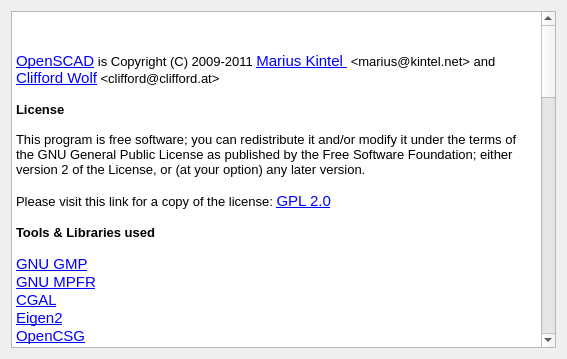
Above: src/AboutDialog.ui from openscad/openscad before the change. Below: the same form after it.
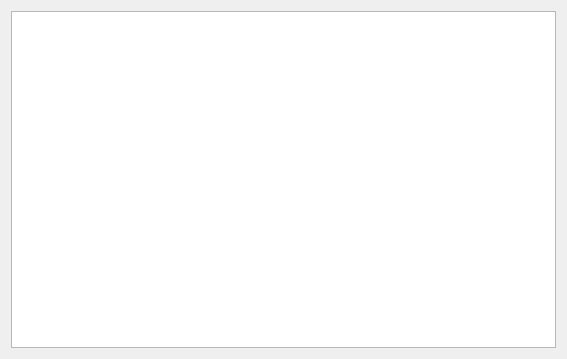
That is the form after the change. Icons and pictures are not drawn.

Commit message: Extracted the about box contents to an external file for easier editing

What changed in the file:
```diff
--- a/src/AboutDialog.ui
+++ b/src/AboutDialog.ui
@@ -19,84 +19,10 @@
      <property name="readOnly">
       <bool>true</bool>
      </property>
-     <property name="html">
-      <string>&lt;!DOCTYPE HTML PUBLIC &quot;-//W3C//DTD HTML 4.0//EN&quot; &quot;http://www.w3.org/TR/REC-html40/strict.dtd&quot;&gt;
-&lt;html&gt;&lt;head&gt;&lt;meta name=&quot;qrichtext&quot; content=&quot;1&quot; /&gt;&lt;style type=&quot;text/css&quot;&gt;
-p, li { white-space: pre-wrap; }
-&lt;/style&gt;&lt;/head&gt;&lt;body style=&quot; font-family:'Ubuntu'; font-size:11pt; font-weight:400; font-style:normal;&quot;&gt;
-&lt;p style=&quot; margin-top:0px; margin-bottom:0px; margin-left:0px; margin-right:0px; -qt-block-indent:0; text-indent:0px;&quot;&gt;&lt;a href=&quot;https://flattr.com/submit/auto?user_id=openscad&amp;amp;url=http://openscad.org&amp;amp;title=OpenSCAD&amp;amp;language=&amp;amp;tags=github&amp;amp;category=software&quot;&gt;&lt;img src=&quot;:icons/flattr.png&quot; /&gt;&lt;/a&gt;&lt;/p&gt;
-&lt;p align=&quot;right&quot; style=&quot;-qt-paragraph-type:empty; margin-top:0px; margin-bottom:0px; margin-left:0px; margin-right:0px; -qt-block-indent:0; text-indent:0px;&quot;&gt;&lt;br /&gt;&lt;/p&gt;
-&lt;p style=&quot; margin-top:0px; margin-bottom:0px; margin-left:0px; margin-right:0px; -qt-block-indent:0; text-indent:0px;&quot;&gt;&lt;a href=&quot;http://www.openscad.org&quot;&gt;&lt;span style=&quot; text-decoration: underline; color:#0000ff;&quot;&gt;OpenSCAD&lt;/span&gt;&lt;/a&gt;&lt;span style=&quot; font-family:'Lucida Grande'; font-size:10pt;&quot;&gt; is Copyright (C) 2009-2011 &lt;/span&gt;&lt;a href=&quot;https://github.com/kintel&quot;&gt;&lt;span style=&quot; text-decoration: underline; color:#0000ff;&quot;&gt;Marius Kintel &lt;/span&gt;&lt;/a&gt;&lt;span style=&quot; font-family:'Lucida Grande'; font-size:10pt;&quot;&gt; &amp;lt;marius@kintel.net&amp;gt; and &lt;/span&gt;&lt;a href=&quot;http://clifford.at&quot;&gt;&lt;span style=&quot; text-decoration: underline; color:#0000ff;&quot;&gt;Clifford Wolf&lt;/span&gt;&lt;/a&gt;&lt;span style=&quot; font-family:'Lucida Grande'; font-size:10pt;&quot;&gt; &amp;lt;clifford@clifford.at&amp;gt;&lt;/span&gt;&lt;/p&gt;
-&lt;p style=&quot;-qt-paragraph-type:empty; margin-top:0px; margin-bottom:0px; margin-left:0px; margin-right:0px; -qt-block-indent:0; text-indent:0px; font-family:'Lucida Grande'; font-size:10pt;&quot;&gt;&lt;br /&gt;&lt;/p&gt;
-&lt;p style=&quot; margin-top:0px; margin-bottom:0px; margin-left:0px; margin-right:0px; -qt-block-indent:0; text-indent:0px;&quot;&gt;&lt;span style=&quot; font-family:'Lucida Grande'; font-size:10pt; font-weight:600;&quot;&gt;License&lt;/span&gt;&lt;/p&gt;
-&lt;p style=&quot;-qt-paragraph-type:empty; margin-top:0px; margin-bottom:0px; margin-left:0px; margin-right:0px; -qt-block-indent:0; text-indent:0px; font-family:'Lucida Grande'; font-size:10pt; font-weight:600;&quot;&gt;&lt;br /&gt;&lt;/p&gt;
-&lt;p style=&quot; margin-top:0px; margin-bottom:0px; margin-left:0px; margin-right:0px; -qt-block-indent:0; text-indent:0px;&quot;&gt;&lt;span style=&quot; font-family:'Lucida Grande'; font-size:10pt;&quot;&gt;This program is free software; you can redistribute it and/or modify it under the terms of the GNU General Public License as published by the Free Software Foundation; either version 2 of the License, or (at your option) any later version.&lt;/span&gt;&lt;/p&gt;
-&lt;p style=&quot;-qt-paragraph-type:empty; margin-top:0px; margin-bottom:0px; margin-left:0px; margin-right:0px; -qt-block-indent:0; text-indent:0px; font-family:'Lucida Grande'; font-size:10pt;&quot;&gt;&lt;br /&gt;&lt;/p&gt;
-&lt;p style=&quot; margin-top:0px; margin-bottom:0px; margin-left:0px; margin-right:0px; -qt-block-indent:0; text-indent:0px;&quot;&gt;&lt;span style=&quot; font-family:'Lucida Grande'; font-size:10pt;&quot;&gt;Please visit this link for a copy of the license: &lt;/span&gt;&lt;a href=&quot;http://www.gnu.org/licenses/gpl-2.0.html&quot;&gt;&lt;span style=&quot; text-decoration: underline; color:#0000ff;&quot;&gt;GPL 2.0&lt;/span&gt;&lt;/a&gt;&lt;/p&gt;
-&lt;p style=&quot;-qt-paragraph-type:empty; margin-top:0px; margin-bottom:0px; margin-left:0px; margin-right:0px; -qt-block-indent:0; text-indent:0px; font-family:'Lucida Grande'; font-size:10pt;&quot;&gt;&lt;br /&gt;&lt;/p&gt;
-&lt;p style=&quot; margin-top:0px; margin-bottom:0px; margin-left:0px; margin-right:0px; -qt-block-indent:0; text-indent:0px;&quot;&gt;&lt;span style=&quot; font-family:'Lucida Grande'; font-size:10pt; font-weight:600;&quot;&gt;Tools &amp;amp; Libraries used&lt;/span&gt;&lt;/p&gt;
-&lt;p style=&quot;-qt-paragraph-type:empty; margin-top:0px; margin-bottom:0px; margin-left:0px; margin-right:0px; -qt-block-indent:0; text-indent:0px; font-family:'Lucida Grande'; font-size:10pt; font-weight:600;&quot;&gt;&lt;br /&gt;&lt;/p&gt;
-&lt;p style=&quot; margin-top:0px; margin-bottom:0px; margin-left:0px; margin-right:0px; -qt-block-indent:0; text-indent:0px;&quot;&gt;&lt;a href=&quot;http://gmplib.org/&quot;&gt;&lt;span style=&quot; text-decoration: underline; color:#0000ff;&quot;&gt;GNU GMP&lt;/span&gt;&lt;/a&gt;&lt;/p&gt;
-&lt;p style=&quot; margin-top:0px; margin-bottom:0px; margin-left:0px; margin-right:0px; -qt-block-indent:0; text-indent:0px;&quot;&gt;&lt;a href=&quot;http://www.mpfr.org/&quot;&gt;&lt;span style=&quot; text-decoration: underline; color:#0000ff;&quot;&gt;GNU MPFR&lt;/span&gt;&lt;/a&gt;&lt;/p&gt;
-&lt;p style=&quot; margin-top:0px; margin-bottom:0px; margin-left:0px; margin-right:0px; -qt-block-indent:0; text-indent:0px;&quot;&gt;&lt;a href=&quot;http://www.cgal.org&quot;&gt;&lt;span style=&quot; text-decoration: underline; color:#0000ff;&quot;&gt;CGAL&lt;/span&gt;&lt;/a&gt;&lt;/p&gt;
-&lt;p style=&quot; margin-top:0px; margin-bottom:0px; margin-left:0px; margin-right:0px; -qt-block-indent:0; text-indent:0px;&quot;&gt;&lt;a href=&quot;http://eigen.tuxfamily.org&quot;&gt;&lt;span style=&quot; text-decoration: underline; color:#0000ff;&quot;&gt;Eigen2&lt;/span&gt;&lt;/a&gt;&lt;/p&gt;
-&lt;p style=&quot; margin-top:0px; margin-bottom:0px; margin-left:0px; margin-right:0px; -qt-block-indent:0; text-indent:0px;&quot;&gt;&lt;a href=&quot;http://www.opencsg.org&quot;&gt;&lt;span style=&quot; text-decoration: underline; color:#0000ff;&quot;&gt;OpenCSG&lt;/span&gt;&lt;/a&gt;&lt;/p&gt;
-&lt;p style=&quot; margin-top:0px; margin-bottom:0px; margin-left:0px; margin-right:0px; -qt-block-indent:0; text-indent:0px;&quot;&gt;&lt;a href=&quot;http://www.opengl.org/&quot;&gt;&lt;span style=&quot; text-decoration: underline; color:#0000ff;&quot;&gt;OpenGL&lt;/span&gt;&lt;/a&gt;&lt;/p&gt;
-&lt;p style=&quot; margin-top:0px; margin-bottom:0px; margin-left:0px; margin-right:0px; -qt-block-indent:0; text-indent:0px;&quot;&gt;&lt;a href=&quot;http://glew.sourceforge.net&quot;&gt;&lt;span style=&quot; text-decoration: underline; color:#0000ff;&quot;&gt;GLEW&lt;/span&gt;&lt;/a&gt;&lt;/p&gt;
-&lt;p style=&quot; margin-top:0px; margin-bottom:0px; margin-left:0px; margin-right:0px; -qt-block-indent:0; text-indent:0px;&quot;&gt;&lt;a href=&quot;http://qt.nokia.com&quot;&gt;&lt;span style=&quot; text-decoration: underline; color:#0000ff;&quot;&gt;Qt Toolkit&lt;/span&gt;&lt;/a&gt;&lt;/p&gt;
-&lt;p style=&quot; margin-top:0px; margin-bottom:0px; margin-left:0px; margin-right:0px; -qt-block-indent:0; text-indent:0px;&quot;&gt;&lt;a href=&quot;http://www.boost.org&quot;&gt;&lt;span style=&quot; text-decoration: underline; color:#0000ff;&quot;&gt;Boost&lt;/span&gt;&lt;/a&gt;&lt;/p&gt;
-&lt;p style=&quot; margin-top:0px; margin-bottom:0px; margin-left:0px; margin-right:0px; -qt-block-indent:0; text-indent:0px;&quot;&gt;&lt;a href=&quot;http://www.gnu.org/software/bison/&quot;&gt;&lt;span style=&quot; text-decoration: underline; color:#0000ff;&quot;&gt;Bison&lt;/span&gt;&lt;/a&gt;&lt;/p&gt;
-&lt;p style=&quot; margin-top:0px; margin-bottom:0px; margin-left:0px; margin-right:0px; -qt-block-indent:0; text-indent:0px;&quot;&gt;&lt;a href=&quot;http://flex.sourceforge.net/&quot;&gt;&lt;span style=&quot; text-decoration: underline; color:#0000ff;&quot;&gt;Flex&lt;/span&gt;&lt;/a&gt;&lt;/p&gt;
-&lt;p style=&quot; margin-top:0px; margin-bottom:0px; margin-left:0px; margin-right:0px; -qt-block-indent:0; text-indent:0px;&quot;&gt;&lt;a href=&quot;http://www.cmake.org&quot;&gt;&lt;span style=&quot; text-decoration: underline; color:#0000ff;&quot;&gt;CMake&lt;/span&gt;&lt;/a&gt;&lt;/p&gt;
-&lt;p style=&quot; margin-top:0px; margin-bottom:0px; margin-left:0px; margin-right:0px; -qt-block-indent:0; text-indent:0px;&quot;&gt;&lt;a href=&quot;http://lodev.org/lodepng/&quot;&gt;&lt;span style=&quot; text-decoration: underline; color:#0000ff;&quot;&gt;LodePNG&lt;/span&gt;&lt;/a&gt;&lt;/p&gt;
-&lt;p style=&quot; margin-top:0px; margin-bottom:0px; margin-left:0px; margin-right:0px; -qt-block-indent:0; text-indent:0px;&quot;&gt;&lt;a href=&quot;http://www.mingw.org/&quot;&gt;&lt;span style=&quot; text-decoration: underline; color:#0000ff;&quot;&gt;MingW&lt;/span&gt;&lt;/a&gt;&lt;/p&gt;
-&lt;p style=&quot; margin-top:0px; margin-bottom:0px; margin-left:0px; margin-right:0px; -qt-block-indent:0; text-indent:0px;&quot;&gt;&lt;a href=&quot;http://www.mxe.cc&quot;&gt;&lt;span style=&quot; text-decoration: underline; color:#0000ff;&quot;&gt;MXE&lt;/span&gt;&lt;/a&gt;&lt;/p&gt;
-&lt;p style=&quot; margin-top:0px; margin-bottom:0px; margin-left:0px; margin-right:0px; -qt-block-indent:0; text-indent:0px;&quot;&gt;&lt;a href=&quot;http://www.linux.org&quot;&gt;&lt;span style=&quot; text-decoration: underline; color:#0000ff;&quot;&gt;Linux&lt;/span&gt;&lt;/a&gt;&lt;/p&gt;
-&lt;p style=&quot; margin-top:0px; margin-bottom:0px; margin-left:0px; margin-right:0px; -qt-block-indent:0; text-indent:0px;&quot;&gt;&lt;a href=&quot;http://www.apple.com/osx/&quot;&gt;&lt;span style=&quot; text-decoration: underline; color:#0000ff;&quot;&gt;Mac OSX&lt;/span&gt;&lt;/a&gt;&lt;/p&gt;
-&lt;p style=&quot; margin-top:0px; margin-bottom:0px; margin-left:0px; margin-right:0px; -qt-block-indent:0; text-indent:0px;&quot;&gt;&lt;a href=&quot;http://www.stroustrup.com/C++.html&quot;&gt;&lt;span style=&quot; text-decoration: underline; color:#0000ff;&quot;&gt;C++&lt;/span&gt;&lt;/a&gt;&lt;span style=&quot; font-family:'Lucida Grande'; font-size:10pt; font-weight:600;&quot;&gt;, &lt;/span&gt;&lt;a href=&quot;http://gcc.gnu.org/&quot;&gt;&lt;span style=&quot; text-decoration: underline; color:#0000ff;&quot;&gt;GCC&lt;/span&gt;&lt;/a&gt;&lt;span style=&quot; font-family:'Lucida Grande'; font-size:10pt; font-weight:600;&quot;&gt;, &lt;/span&gt;&lt;a href=&quot;http://clang.llvm.org/&quot;&gt;&lt;span style=&quot; text-decoration: underline; color:#0000ff;&quot;&gt;clang&lt;/span&gt;&lt;/a&gt;&lt;/p&gt;
-&lt;p style=&quot; margin-top:0px; margin-bottom:0px; margin-left:0px; margin-right:0px; -qt-block-indent:0; text-indent:0px;&quot;&gt;&lt;a href=&quot;http://www.python.org&quot;&gt;&lt;span style=&quot; text-decoration: underline; color:#0000ff;&quot;&gt;python&lt;/span&gt;&lt;/a&gt;&lt;/p&gt;
-&lt;p style=&quot; margin-top:0px; margin-bottom:0px; margin-left:0px; margin-right:0px; -qt-block-indent:0; text-indent:0px;&quot;&gt;&lt;a href=&quot;http://nsis.sourceforge.net/Main_Page&quot;&gt;&lt;span style=&quot; text-decoration: underline; color:#0000ff;&quot;&gt;Nullsoft installer&lt;/span&gt;&lt;/a&gt;&lt;/p&gt;
-&lt;p style=&quot;-qt-paragraph-type:empty; margin-top:0px; margin-bottom:0px; margin-left:0px; margin-right:0px; -qt-block-indent:0; text-indent:0px; text-decoration: underline; color:#0000ff;&quot;&gt;&lt;br /&gt;&lt;/p&gt;
-&lt;p style=&quot; margin-top:0px; margin-bottom:0px; margin-left:0px; margin-right:0px; -qt-block-indent:0; text-indent:0px;&quot;&gt;&lt;span style=&quot; font-family:'Lucida Grande'; font-size:10pt; font-weight:600;&quot;&gt;Acknowledgements&lt;/span&gt;&lt;/p&gt;
-&lt;p style=&quot;-qt-paragraph-type:empty; margin-top:0px; margin-bottom:0px; margin-left:0px; margin-right:0px; -qt-block-indent:0; text-indent:0px; font-family:'Lucida Grande'; font-size:10pt;&quot;&gt;&lt;br /&gt;&lt;/p&gt;
-&lt;p style=&quot; margin-top:0px; margin-bottom:0px; margin-left:0px; margin-right:0px; -qt-block-indent:0; text-indent:0px;&quot;&gt;&lt;a href=&quot;http://www.github.com/openscad&quot;&gt;&lt;span style=&quot; text-decoration: underline; color:#0000ff;&quot;&gt;OpenSCAD Github Project&lt;/span&gt;&lt;/a&gt;&lt;span style=&quot; font-family:'Lucida Grande'; font-size:10pt;&quot;&gt; members (public):&lt;/span&gt;&lt;/p&gt;
-&lt;p style=&quot;-qt-paragraph-type:empty; margin-top:0px; margin-bottom:0px; margin-left:0px; margin-right:0px; -qt-block-indent:0; text-indent:0px;&quot;&gt;&lt;br /&gt;&lt;/p&gt;
-&lt;p style=&quot; margin-top:0px; margin-bottom:0px; margin-left:0px; margin-right:0px; -qt-block-indent:0; text-indent:0px;&quot;&gt;&lt;a href=&quot;https://github.com/kintel&quot;&gt;&lt;span style=&quot; text-decoration: underline; color:#0000ff;&quot;&gt;Marius Kintel &lt;/span&gt;&lt;/a&gt;&lt;/p&gt;
-&lt;p style=&quot; margin-top:0px; margin-bottom:0px; margin-left:0px; margin-right:0px; -qt-block-indent:0; text-indent:0px;&quot;&gt;&lt;a href=&quot;http://clifford.at&quot;&gt;&lt;span style=&quot; text-decoration: underline; color:#0000ff;&quot;&gt;Clifford Wolf&lt;/span&gt;&lt;/a&gt;&lt;span style=&quot; font-family:'Lucida Grande'; font-size:10pt;&quot;&gt; &lt;/span&gt;&lt;/p&gt;
-&lt;p style=&quot; margin-top:0px; margin-bottom:0px; margin-left:0px; margin-right:0px; -qt-block-indent:0; text-indent:0px;&quot;&gt;&lt;a href=&quot;http://www.github.com/GilesBathgate&quot;&gt;&lt;span style=&quot; text-decoration: underline; color:#0000ff;&quot;&gt;Giles Bathgate&lt;/span&gt;&lt;/a&gt;&lt;/p&gt;
-&lt;p style=&quot; margin-top:0px; margin-bottom:0px; margin-left:0px; margin-right:0px; -qt-block-indent:0; text-indent:0px;&quot;&gt;&lt;a href=&quot;https://github.com/brad&quot;&gt;&lt;span style=&quot; text-decoration: underline; color:#0000ff;&quot;&gt;Brad Pitcher&lt;/span&gt;&lt;/a&gt;&lt;/p&gt;
-&lt;p style=&quot;-qt-paragraph-type:empty; margin-top:0px; margin-bottom:0px; margin-left:0px; margin-right:0px; -qt-block-indent:0; text-indent:0px; text-decoration: underline; color:#0000ff;&quot;&gt;&lt;br /&gt;&lt;/p&gt;
-&lt;p style=&quot; margin-top:0px; margin-bottom:0px; margin-left:0px; margin-right:0px; -qt-block-indent:0; text-indent:0px;&quot;&gt;&lt;a href=&quot;http://www.debian.org&quot;&gt;&lt;span style=&quot; text-decoration: underline; color:#0000ff;&quot;&gt;Debian &lt;/span&gt;&lt;/a&gt;maintainer:&lt;/p&gt;
-&lt;p style=&quot;-qt-paragraph-type:empty; margin-top:0px; margin-bottom:0px; margin-left:0px; margin-right:0px; -qt-block-indent:0; text-indent:0px; text-decoration: underline; color:#0000ff;&quot;&gt;&lt;br /&gt;&lt;/p&gt;
-&lt;p style=&quot; margin-top:0px; margin-bottom:0px; margin-left:0px; margin-right:0px; -qt-block-indent:0; text-indent:0px;&quot;&gt;&lt;a href=&quot;http://christian.amsuess.com/&quot;&gt;&lt;span style=&quot; text-decoration: underline; color:#0000ff;&quot;&gt;Christian M. Amsüss&lt;/span&gt;&lt;/a&gt;&lt;/p&gt;
-&lt;p style=&quot;-qt-paragraph-type:empty; margin-top:0px; margin-bottom:0px; margin-left:0px; margin-right:0px; -qt-block-indent:0; text-indent:0px; text-decoration: underline; color:#0000ff;&quot;&gt;&lt;br /&gt;&lt;/p&gt;
-&lt;p style=&quot; margin-top:0px; margin-bottom:0px; margin-left:0px; margin-right:0px; -qt-block-indent:0; text-indent:0px;&quot;&gt;Patches:&lt;/p&gt;
-&lt;p style=&quot;-qt-paragraph-type:empty; margin-top:0px; margin-bottom:0px; margin-left:0px; margin-right:0px; -qt-block-indent:0; text-indent:0px;&quot;&gt;&lt;br /&gt;&lt;/p&gt;
-&lt;p style=&quot; margin-top:0px; margin-bottom:0px; margin-left:0px; margin-right:0px; -qt-block-indent:0; text-indent:0px;&quot;&gt;&lt;a href=&quot;https://github.com/meta23&quot;&gt;&lt;span style=&quot; text-decoration: underline; color:#0000ff;&quot;&gt;meta23&lt;/span&gt;&lt;/a&gt;&lt;/p&gt;
-&lt;p style=&quot; margin-top:0px; margin-bottom:0px; margin-left:0px; margin-right:0px; -qt-block-indent:0; text-indent:0px;&quot;&gt;&lt;a href=&quot;https://github.com/jasonblewis&quot;&gt;&lt;span style=&quot; text-decoration: underline; color:#0000ff;&quot;&gt;jasonblewis&lt;/span&gt;&lt;/a&gt; &lt;/p&gt;
-&lt;p style=&quot; margin-top:0px; margin-bottom:0px; margin-left:0px; margin-right:0px; -qt-block-indent:0; text-indent:0px;&quot;&gt;&lt;a href=&quot;https://github.com/gregjurman&quot;&gt;&lt;span style=&quot; text-decoration: underline; color:#0000ff;&quot;&gt;gregjurman&lt;/span&gt;&lt;/a&gt;&lt;/p&gt;
-&lt;p style=&quot; margin-top:0px; margin-bottom:0px; margin-left:0px; margin-right:0px; -qt-block-indent:0; text-indent:0px;&quot;&gt;&lt;a href=&quot;https://github.com/brianolson&quot;&gt;&lt;span style=&quot; text-decoration: underline; color:#0000ff;&quot;&gt;brianolson&lt;/span&gt;&lt;/a&gt;&lt;/p&gt;
-&lt;p style=&quot; margin-top:0px; margin-bottom:0px; margin-left:0px; margin-right:0px; -qt-block-indent:0; text-indent:0px;&quot;&gt;&lt;a href=&quot;https://github.com/tjhowse&quot;&gt;&lt;span style=&quot; text-decoration: underline; color:#0000ff;&quot;&gt;tjhowse&lt;/span&gt;&lt;/a&gt; &lt;/p&gt;
-&lt;p style=&quot; margin-top:0px; margin-bottom:0px; margin-left:0px; margin-right:0px; -qt-block-indent:0; text-indent:0px;&quot;&gt;&lt;a href=&quot;https://github.com/logxen&quot;&gt;&lt;span style=&quot; text-decoration: underline; color:#0000ff;&quot;&gt;logxen&lt;/span&gt;&lt;/a&gt; (Mark A Cooper)&lt;/p&gt;
-&lt;p style=&quot; margin-top:0px; margin-bottom:0px; margin-left:0px; margin-right:0px; -qt-block-indent:0; text-indent:0px;&quot;&gt;&lt;a href=&quot;https://github.com/iamwilhelm&quot;&gt;&lt;span style=&quot; text-decoration: underline; color:#0000ff;&quot;&gt;iamwilhelm&lt;/span&gt;&lt;/a&gt; (Wil Chung)&lt;/p&gt;
-&lt;p style=&quot; margin-top:0px; margin-bottom:0px; margin-left:0px; margin-right:0px; -qt-block-indent:0; text-indent:0px;&quot;&gt;&lt;a href=&quot;https://github.com/clothbot&quot;&gt;&lt;span style=&quot; text-decoration: underline; color:#0000ff;&quot;&gt;clothbot&lt;/span&gt;&lt;/a&gt; (Andrew Plumb)&lt;/p&gt;
-&lt;p style=&quot; margin-top:0px; margin-bottom:0px; margin-left:0px; margin-right:0px; -qt-block-indent:0; text-indent:0px;&quot;&gt;&lt;a href=&quot;https://github.com/colah&quot;&gt;&lt;span style=&quot; text-decoration: underline; color:#0000ff;&quot;&gt;colah&lt;/span&gt;&lt;/a&gt; (Christopher Olah)&lt;/p&gt;
-&lt;p style=&quot; margin-top:0px; margin-bottom:0px; margin-left:0px; margin-right:0px; -qt-block-indent:0; text-indent:0px;&quot;&gt;&lt;span style=&quot; text-decoration: underline; color:#0000ff;&quot;&gt; &lt;/span&gt;&lt;/p&gt;
-&lt;p style=&quot; margin-top:0px; margin-bottom:0px; margin-left:0px; margin-right:0px; -qt-block-indent:0; text-indent:0px;&quot;&gt;Bug reports:&lt;/p&gt;
-&lt;p style=&quot; margin-top:0px; margin-bottom:0px; margin-left:0px; margin-right:0px; -qt-block-indent:0; text-indent:0px;&quot;&gt; &lt;/p&gt;
-&lt;p style=&quot; margin-top:0px; margin-bottom:0px; margin-left:0px; margin-right:0px; -qt-block-indent:0; text-indent:0px;&quot;&gt;&lt;span style=&quot; font-family:'Lucida Grande'; font-size:10pt;&quot;&gt;nop head, Triffid Hunter, Len Trigg, &lt;/span&gt;Kliment Yanev, Christian Siefkes, Whosawhatsis, MichaelAtOz, mrhdias, ibyte8bits, Koen Kooi, Tomas Mudrunka, knuds, cadr, mshearn, Hans L, Brett Sutton, hmnapier, Eero af Heurlin, caliston, 5263, ghost, 42loop, uniqx, Michael Thomson, Michael Ivko, Pierre Doucet, myglc2, Alan Cox, Peter Falke, Michael Ambrus, Gordon Wrigley, Ed Nisley, Stony Smith, Pasca Andrei, David Goodenough, William A Adams ... and many others&lt;/p&gt;
-&lt;p style=&quot;-qt-paragraph-type:empty; margin-top:0px; margin-bottom:0px; margin-left:0px; margin-right:0px; -qt-block-indent:0; text-indent:0px; font-style:italic;&quot;&gt;&lt;br /&gt;&lt;/p&gt;
-&lt;p style=&quot; margin-top:0px; margin-bottom:0px; margin-left:0px; margin-right:0px; -qt-block-indent:0; text-indent:0px;&quot;&gt;&lt;span style=&quot; font-family:'Lucida Grande'; font-size:10pt; font-weight:600;&quot;&gt;Hosting &amp;amp; resources&lt;/span&gt;&lt;/p&gt;
-&lt;p style=&quot;-qt-paragraph-type:empty; margin-top:0px; margin-bottom:0px; margin-left:0px; margin-right:0px; -qt-block-indent:0; text-indent:0px; font-family:'Lucida Grande'; font-size:10pt;&quot;&gt;&lt;br /&gt;&lt;/p&gt;
-&lt;p style=&quot; margin-top:0px; margin-bottom:0px; margin-left:0px; margin-right:0px; -qt-block-indent:0; text-indent:0px;&quot;&gt;&lt;a href=&quot;http://www.github.com&quot;&gt;&lt;span style=&quot; text-decoration: underline; color:#0000ff;&quot;&gt;Github&lt;/span&gt;&lt;/a&gt;&lt;span style=&quot; font-family:'Lucida Grande'; font-size:10pt;&quot;&gt; source repository&lt;/span&gt;&lt;/p&gt;
-&lt;p style=&quot;-qt-paragraph-type:empty; margin-top:0px; margin-bottom:0px; margin-left:0px; margin-right:0px; -qt-block-indent:0; text-indent:0px;&quot;&gt;&lt;br /&gt;&lt;/p&gt;
-&lt;p style=&quot; margin-top:0px; margin-bottom:0px; margin-left:0px; margin-right:0px; -qt-block-indent:0; text-indent:0px;&quot;&gt;&lt;a href=&quot;http://rocklinux.net/pipermail/openscad/&quot;&gt;&lt;span style=&quot; text-decoration: underline; color:#0000ff;&quot;&gt;Rock Linux&lt;/span&gt;&lt;/a&gt;&lt;span style=&quot; font-family:'Lucida Grande'; font-size:10pt;&quot;&gt; mailing list&lt;/span&gt;&lt;/p&gt;
-&lt;p style=&quot;-qt-paragraph-type:empty; margin-top:0px; margin-bottom:0px; margin-left:0px; margin-right:0px; -qt-block-indent:0; text-indent:0px; text-decoration: underline; color:#0000ff;&quot;&gt;&lt;br /&gt;&lt;/p&gt;
-&lt;p style=&quot; margin-top:0px; margin-bottom:0px; margin-left:0px; margin-right:0px; -qt-block-indent:0; text-indent:0px;&quot;&gt;&lt;a href=&quot;http://www.thingiverse.com&quot;&gt;&lt;span style=&quot; text-decoration: underline; color:#0000ff;&quot;&gt;Thingiverse&lt;/span&gt;&lt;/a&gt;&lt;/p&gt;
-&lt;p style=&quot; margin-top:0px; margin-bottom:0px; margin-left:0px; margin-right:0px; -qt-block-indent:0; text-indent:0px;&quot;&gt;&lt;span style=&quot; font-family:'Lucida Grande'; font-size:10pt;&quot;&gt; &lt;/span&gt;&lt;/p&gt;
-&lt;p style=&quot; margin-top:0px; margin-bottom:0px; margin-left:0px; margin-right:0px; -qt-block-indent:0; text-indent:0px;&quot;&gt;&lt;a href=&quot;http://guerby.org/&quot;&gt;&lt;span style=&quot; text-decoration: underline; color:#0000ff;&quot;&gt;Laurent Guerby&lt;/span&gt;&lt;/a&gt;&lt;span style=&quot; font-family:'Lucida Grande'; font-size:10pt;&quot;&gt; and the &lt;/span&gt;&lt;a href=&quot;http://gcc.gnu.org/wiki/CompileFarm&quot;&gt;&lt;span style=&quot; text-decoration: underline; color:#0000ff;&quot;&gt;GCC Compile Farm,&lt;/span&gt;&lt;/a&gt;&lt;span style=&quot; font-family:'Lucida Grande'; font-size:10pt;&quot;&gt; with &lt;/span&gt;&lt;a href=&quot;http://osuosl.org/&quot;&gt;&lt;span style=&quot; text-decoration: underline; color:#0000ff;&quot;&gt;OSUOSL,&lt;/span&gt;&lt;/a&gt;&lt;span style=&quot; font-family:'Lucida Grande'; font-size:10pt;&quot;&gt; &lt;/span&gt;&lt;a href=&quot;http://www.ibm.com&quot;&gt;&lt;span style=&quot; text-decoration: underline; color:#0000ff;&quot;&gt;IBM&lt;/span&gt;&lt;/a&gt;&lt;span style=&quot; font-family:'Lucida Grande'; font-size:10pt;&quot;&gt;, &lt;/span&gt;&lt;a href=&quot;http://www.irill.org&quot;&gt;&lt;span style=&quot; text-decoration: underline; color:#0000ff;&quot;&gt;IRILL,&lt;/span&gt;&lt;/a&gt;&lt;span style=&quot; font-family:'Lucida Grande'; font-size:10pt;&quot;&gt; &lt;/span&gt;&lt;a href=&quot;http://www.intel.com&quot;&gt;&lt;span style=&quot; text-decoration: underline; color:#0000ff;&quot;&gt;Intel&lt;/span&gt;&lt;/a&gt;&lt;span style=&quot; font-family:'Lucida Grande'; font-size:10pt;&quot;&gt;, &lt;/span&gt;&lt;a href=&quot;http://www.fsffrance.org&quot;&gt;&lt;span style=&quot; text-decoration: underline; color:#0000ff;&quot;&gt;FSF France,&lt;/span&gt;&lt;/a&gt;&lt;span style=&quot; font-family:'Lucida Grande'; font-size:10pt;&quot;&gt; and &lt;/span&gt;&lt;a href=&quot;http://www.amd.com&quot;&gt;&lt;span style=&quot; text-decoration: underline; color:#0000ff;&quot;&gt;AMD&lt;/span&gt;&lt;/a&gt;&lt;span style=&quot; font-family:'Lucida Grande'; font-size:10pt;&quot;&gt;.&lt;/span&gt;&lt;/p&gt;
-&lt;p style=&quot;-qt-paragraph-type:empty; margin-top:0px; margin-bottom:0px; margin-left:0px; margin-right:0px; -qt-block-indent:0; text-indent:0px; font-family:'Lucida Grande'; font-size:10pt;&quot;&gt;&lt;br /&gt;&lt;/p&gt;
-&lt;p style=&quot; margin-top:0px; margin-bottom:0px; margin-left:0px; margin-right:0px; -qt-block-indent:0; text-indent:0px;&quot;&gt;Apologies to anyone accidentally left out. &lt;/p&gt;&lt;/body&gt;&lt;/html&gt;</string>
+     <property name="source">
+      <url>
+       <string>qrc:/src/AboutDialog.html</string>
+      </url>
      </property>
     </widget>
    </item>
```
Left out of the diff: 4 changed lines with no effect on the pictures. The commit also changes 3 other files.
